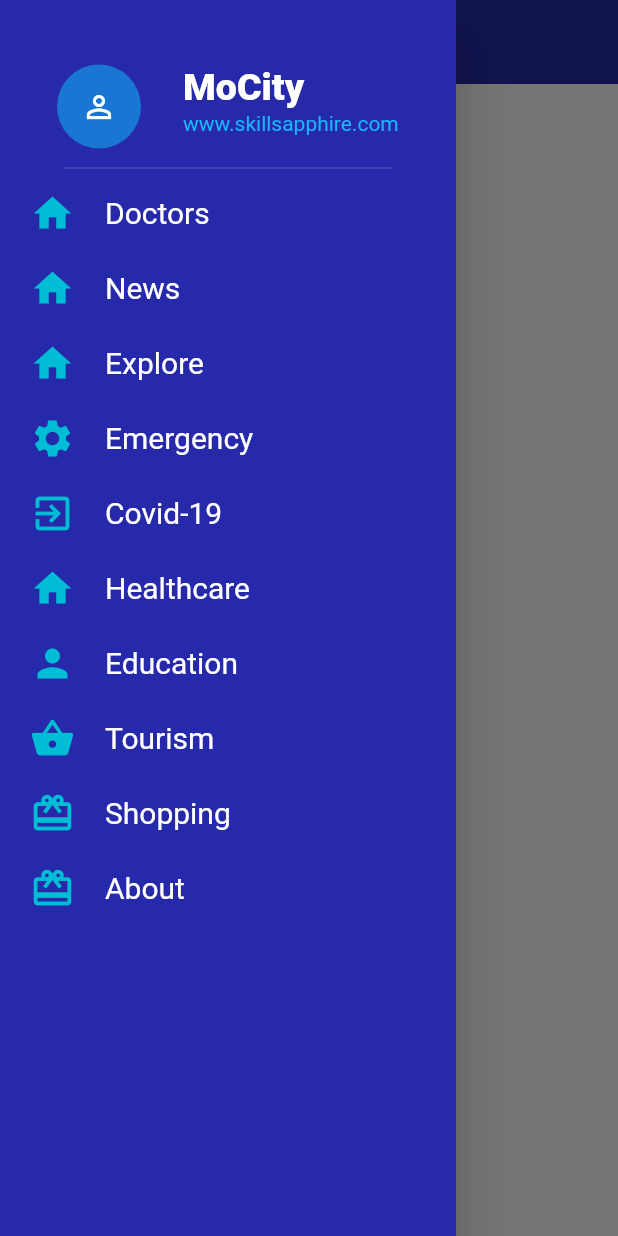
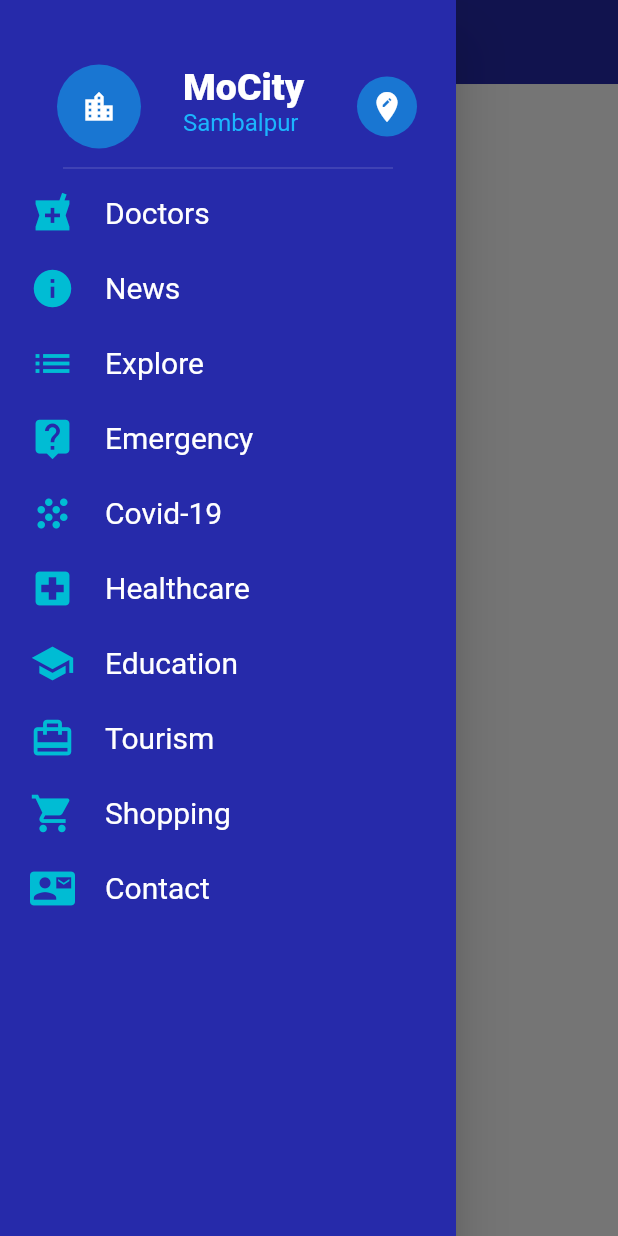
Before and after one commit to skillsapphire/ecommerce-flutter, a Flutter app: the screen it shows after launch, with the side drawer open, on a phone screen of 412 x 824 dp. Run offline on Flutter 3.47's test engine with Material 2 defaults, Android fonts, the phone set to English and light mode, and no system bars; our stand-ins replace flutter_svg, get_it; network calls fail.

Commit message:
all menus edit location

```diff
--- a/lib/constants/ui_constants.dart
+++ b/lib/constants/ui_constants.dart
@@ -3,7 +3,7 @@ import 'package:flutter/material.dart';
 const kTextColor = Color(0xFF535353);
 const kTextLightColor = Color(0xFFACACAC);
 
-const kDefaultPaddin = 20.0;
+const kDefaultPaddin = 16.0;
 
 //const appPrimaryColor =Color(0xFF535353); // Dark grey theme
 //const appPrimaryColor =Color(0xFF32a852); // Green theme
--- a/lib/views/overview/body.dart
+++ b/lib/views/overview/body.dart
@@ -34,10 +34,14 @@ class _BodyState extends State<Body> {
 
   bool _isLoadingItem = false;
   bool _isLoadingCategory = false;
+  bool _isGridMenu = false;
 
   @override
   void initState() {
     //print("Menu clicked is ${widget.menu}");
+    if(widget.menu == 'Explore'){
+      _isGridMenu = true;
+    }
     _fetchCategoryData();
     super.initState();
   }
@@ -47,7 +51,7 @@ class _BodyState extends State<Body> {
       _isLoadingItem = true;
     });
 
-    _apiItemResponse = await itemService.getItemList(categoryId);
+    _apiItemResponse = await itemService.getItemList(categoryId, widget.menu);
     this.itemList = _apiItemResponse.data;
 
     setState(() {
@@ -88,7 +92,8 @@ class _BodyState extends State<Body> {
         Expanded(
           child: _isLoadingItem ? Center(child: CircularProgressIndicator()) :Padding(
             padding: const EdgeInsets.symmetric(horizontal: kDefaultPaddin),
-            child: this.itemList.length == 0 ? Center(child: Text("No data found.")) :GridView.builder(
+            child: this.itemList.length == 0 ? Center(child: Text("No data found.")) :
+            _isGridMenu ? GridView.builder(
                 itemCount: this.itemList.length,
                 gridDelegate: SliverGridDelegateWithFixedCrossAxisCount(
                   crossAxisCount: 2,
@@ -105,7 +110,33 @@ class _BodyState extends State<Body> {
                               item: this.itemList[index],
                             ),
                           )),
-                    )),
+                    )
+            ): ListView.builder(
+                itemCount: this.itemList.length,
+                itemBuilder: (BuildContext context, int index) {
+                  return GestureDetector(
+                    onTap: () {
+                      Navigator.push(
+                          context,
+                          MaterialPageRoute(
+                            builder: (context) => DetailPage(
+                              item: this.itemList[index],
+                            ),
+                          ));
+                    },
+                    child: Card(
+                      elevation: 2,
+                      child: Padding(
+                        padding: const EdgeInsets.symmetric(
+                            vertical: 20, horizontal: 8),
+                        child: Text(
+                          this.itemList[index].title,
+                          style: TextStyle(fontSize: 18),
+                        ),
+                      ),
+                    ),
+             );
+            })
           ),
         ),
       ],
--- a/lib/views/overview/home.dart
+++ b/lib/views/overview/home.dart
@@ -27,7 +27,7 @@ class HomeScreen extends StatelessWidget {
     return AppBar(
       //automaticallyImplyLeading: false,
       backgroundColor: appPrimaryColor,
-      title: Text("MoCity  $menu"),
+      title: Text("MoCity $menu"),
       centerTitle: true,
       elevation: 0.2
       /*actions: <Widget>[
--- a/lib/views/sidebar/main_drawer.dart
+++ b/lib/views/sidebar/main_drawer.dart
@@ -2,6 +2,7 @@ import 'package:flutter/material.dart';
 import 'dart:convert';
 import 'package:http/http.dart' as http;
 import 'package:listing_app/constants/ui_constants.dart';
+import 'package:listing_app/views/manage/edit_location.dart';
 import 'package:listing_app/views/overview/home.dart';
 import 'package:listing_app/views/sidebar/menu_item.dart';
 
@@ -51,19 +52,34 @@ class _MainDrawerState extends State<MainDrawer> {
                           style: TextStyle(color: Colors.white, fontSize: 25, fontWeight: FontWeight.w800),
                         ),
                         subtitle: Text(
-                          "www.skillsapphire.com",
+                          "Sambalpur",
                           style: TextStyle(
                             color: Color(0xFF1BB5FD),
-                            fontSize: 14,
+                            fontSize: 16,
                           ),
                         ),
                         leading: CircleAvatar(
                           child: Icon(
-                            Icons.perm_identity,
+                            Icons.location_city,
                             color: Colors.white,
                           ),
                           radius: 40,
                         ),
+                        trailing: CircleAvatar(
+                          child: Icon(
+                            Icons.edit_location,
+                            color: Colors.white,
+                          ),
+                          radius: 20,
+                        ),
+                        onTap: () {
+                          Navigator.pop(context);
+                          Navigator.push(
+                          context,
+                          MaterialPageRoute(
+                            builder: (context) => EditLocation(),
+                          ));
+                        },
                       ),
                       Divider(
                         height: 10,
@@ -73,7 +89,7 @@ class _MainDrawerState extends State<MainDrawer> {
                         endIndent: 32,
                       ),
                       MenuItem(
-                        icon: Icons.home,
+                        icon: Icons.local_pharmacy,
                         title: "Doctors",
                         onTap: () {
                           Navigator.of(context).pop();
@@ -81,7 +97,7 @@ class _MainDrawerState extends State<MainDrawer> {
                         },
                       ),
                       MenuItem(
-                        icon: Icons.home,
+                        icon: Icons.info,
                         title: "News",
                         onTap: () {
                           Navigator.of(context).pop();
@@ -89,7 +105,7 @@ class _MainDrawerState extends State<MainDrawer> {
                         },
                       ),
                       MenuItem(
-                        icon: Icons.home,
+                        icon: Icons.list,
                         title: "Explore",
                         onTap: () {
                           Navigator.of(context).pop();
@@ -97,7 +113,7 @@ class _MainDrawerState extends State<MainDrawer> {
                         },
                       ),
                       MenuItem(
-                        icon: Icons.settings,
+                        icon: Icons.live_help,
                         title: "Emergency",
                         onTap: () {
                           Navigator.of(context).pop();
@@ -105,7 +121,7 @@ class _MainDrawerState extends State<MainDrawer> {
                         },
                       ),
                       MenuItem(
-                        icon: Icons.exit_to_app,
+                        icon: Icons.grain,
                         title: "Covid-19",
                         onTap: () {
                           Navigator.of(context).pop();
@@ -113,7 +129,7 @@ class _MainDrawerState extends State<MainDrawer> {
                         },
                       ),
                       MenuItem(
-                        icon: Icons.home,
+                        icon: Icons.local_hospital,
                         title: "Healthcare",
                         onTap: () {
                           Navigator.of(context).pop();
@@ -121,7 +137,7 @@ class _MainDrawerState extends State<MainDrawer> {
                         },
                       ),
                       MenuItem(
-                        icon: Icons.person,
+                        icon: Icons.school,
                         title: "Education",
                         onTap: () {
                           Navigator.of(context).pop();
@@ -129,7 +145,7 @@ class _MainDrawerState extends State<MainDrawer> {
                         },
                       ),
                       MenuItem(
-                        icon: Icons.shopping_basket,
+                        icon: Icons.card_travel,
                         title: "Tourism",
                         onTap: () {
                           Navigator.of(context).pop();
@@ -137,7 +153,7 @@ class _MainDrawerState extends State<MainDrawer> {
                         },
                       ),
                       MenuItem(
-                        icon: Icons.card_giftcard,
+                        icon: Icons.shopping_cart,
                         title: "Shopping",
                         onTap: () {
                           Navigator.of(context).pop();
@@ -149,8 +165,8 @@ class _MainDrawerState extends State<MainDrawer> {
                         title: "Events",
                       ),*/
                       MenuItem(
-                        icon: Icons.card_giftcard,
-                        title: "About",
+                        icon: Icons.contact_mail,
+                        title: "Contact",
                       ),
                      /* Divider(
                         height: 30,
--- a/mocity-links.txt
+++ b/mocity-links.txt
@@ -1,3 +1,6 @@
 http://skillsapphire.com/mocity/wp-json/wp/v2/listing?city=2&listingcategory=4&_fields=id,modified,listingtitle,listingdescription,listingimage
 http://skillsapphire.com/mocity/wp-json/wp/v2/listingcategory?_fields=id,name
 http://skillsapphire.com/mocity/wp-json/wp/v2/newscategory?_fields=id,name
+
+ListTile
+https://medium.com/@suragch/a-complete-guide-to-flutters-listtile-597a20a3d449
```
Also changed, not shown: lib/models/item.dart (+13 -5 lines), lib/services/item_service.dart (+46 -3 lines), lib/views/manage/edit_location.dart (added, +21 -0 lines).
